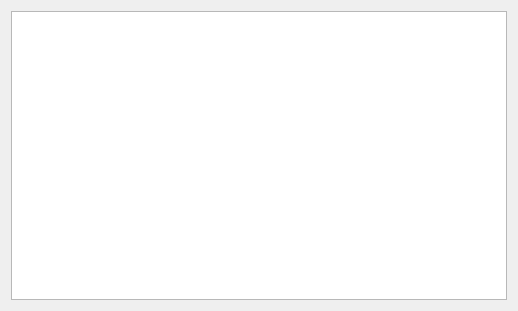
Above: Ohjelman käyttöliittymät/Gui/summaryview.ui from JIkaheimo/ohjelmistokehityksen-sovellusprojekti-2k19 before the change. Below: the same form after it.
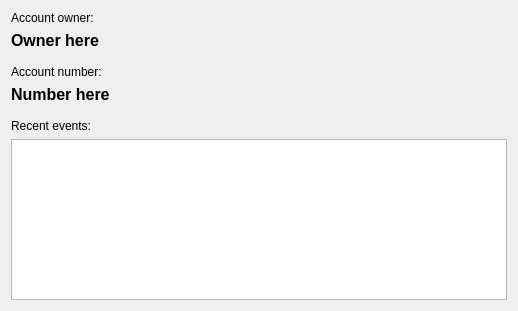
That is the form after the change.

Diff of the .ui file:
```diff
--- a/Ohjelman käyttöliittymät/Gui/summaryview.ui
+++ b/Ohjelman käyttöliittymät/Gui/summaryview.ui
@@ -14,8 +14,98 @@
    <string>Form</string>
   </property>
   <layout class="QGridLayout" name="gridLayout">
+   <item row="3" column="0">
+    <widget class="QLabel" name="label_4">
+     <property name="font">
+      <font>
+       <pointsize>9</pointsize>
+      </font>
+     </property>
+     <property name="text">
+      <string>Account number:</string>
+     </property>
+    </widget>
+   </item>
+   <item row="5" column="0">
+    <spacer name="verticalSpacer_2">
+     <property name="orientation">
+      <enum>Qt::Vertical</enum>
+     </property>
+     <property name="sizeHint" stdset="0">
+      <size>
+       <width>20</width>
+       <height>40</height>
+      </size>
+     </property>
+    </spacer>
+   </item>
+   <item row="1" column="0">
+    <widget class="QLabel" name="ownerText">
+     <property name="font">
+      <font>
+       <pointsize>12</pointsize>
+       <weight>75</weight>
+       <bold>true</bold>
+      </font>
+     </property>
+     <property name="text">
+      <string>Owner here</string>
+     </property>
+    </widget>
+   </item>
+   <item row="6" column="0">
+    <widget class="QLabel" name="label">
+     <property name="font">
+      <font>
+       <pointsize>9</pointsize>
+      </font>
+     </property>
+     <property name="text">
+      <string>Recent events:</string>
+     </property>
+    </widget>
+   </item>
+   <item row="2" column="0">
+    <spacer name="verticalSpacer">
+     <property name="orientation">
+      <enum>Qt::Vertical</enum>
+     </property>
+     <property name="sizeHint" stdset="0">
+      <size>
+       <width>20</width>
+       <height>40</height>
+      </size>
+     </property>
+    </spacer>
+   </item>
+   <item row="7" column="0">
+    <widget class="QTableView" name="eventTable"/>
+   </item>
    <item row="0" column="0">
-    <widget class="QListView" name="listRecentEvents"/>
+    <widget class="QLabel" name="label_2">
+     <property name="font">
+      <font>
+       <pointsize>9</pointsize>
+      </font>
+     </property>
+     <property name="text">
+      <string>Account owner:</string>
+     </property>
+    </widget>
+   </item>
+   <item row="4" column="0">
+    <widget class="QLabel" name="numberText">
+     <property name="font">
+      <font>
+       <pointsize>12</pointsize>
+       <weight>75</weight>
+       <bold>true</bold>
+      </font>
+     </property>
+     <property name="text">
+      <string>Number here</string>
+     </property>
+    </widget>
    </item>
   </layout>
  </widget>
```
